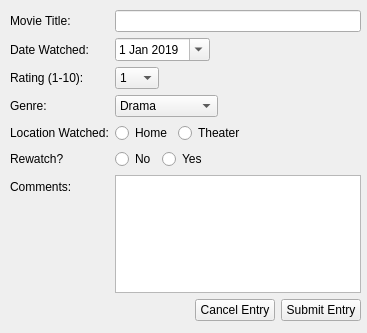
steinmns/Cinema-Stats, file UI Files/EditMovieForm.ui: the form before one commit.
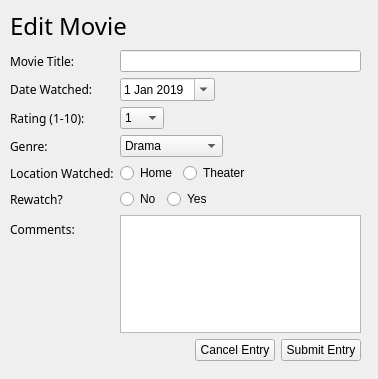
The form after the commit.

Diff of the .ui file:
```diff
--- a/UI Files/EditMovieForm.ui
+++ b/UI Files/EditMovieForm.ui
@@ -6,8 +6,8 @@
    <rect>
     <x>0</x>
     <y>0</y>
-    <width>367</width>
-    <height>333</height>
+    <width>378</width>
+    <height>379</height>
    </rect>
   </property>
   <property name="minimumSize">
@@ -23,7 +23,7 @@
    <property name="geometry">
     <rect>
      <x>10</x>
-     <y>10</y>
+     <y>50</y>
      <width>351</width>
      <height>311</height>
     </rect>
@@ -31,6 +31,11 @@
    <layout class="QFormLayout" name="formLayout">
     <item row="0" column="0">
      <widget class="QLabel" name="MovieTitleLabel">
+      <property name="font">
+       <font>
+        <family>Montserrat</family>
+       </font>
+      </property>
       <property name="text">
        <string>Movie Title:</string>
       </property>
@@ -45,6 +50,11 @@
     </item>
     <item row="1" column="0">
      <widget class="QLabel" name="DateWatchedLabel">
+      <property name="font">
+       <font>
+        <family>Montserrat</family>
+       </font>
+      </property>
       <property name="text">
        <string>Date Watched:</string>
       </property>
@@ -106,6 +116,11 @@
     </item>
     <item row="2" column="0">
      <widget class="QLabel" name="MovieRatingLabel">
+      <property name="font">
+       <font>
+        <family>Montserrat</family>
+       </font>
+      </property>
       <property name="text">
        <string>Rating (1-10):</string>
       </property>
@@ -187,6 +202,11 @@
     </item>
     <item row="3" column="0">
      <widget class="QLabel" name="MovieGenreLabel">
+      <property name="font">
+       <font>
+        <family>Montserrat</family>
+       </font>
+      </property>
       <property name="text">
        <string>Genre:</string>
       </property>
@@ -295,6 +315,11 @@
     </item>
     <item row="4" column="0">
      <widget class="QLabel" name="MovieLocationLabel">
+      <property name="font">
+       <font>
+        <family>Montserrat</family>
+       </font>
+      </property>
       <property name="text">
        <string>Location Watched:</string>
       </property>
@@ -333,6 +358,11 @@
     </item>
     <item row="5" column="0">
      <widget class="QLabel" name="MovieRewatchLabel">
+      <property name="font">
+       <font>
+        <family>Montserrat</family>
+       </font>
+      </property>
       <property name="text">
        <string>Rewatch?</string>
       </property>
@@ -371,6 +401,11 @@
     </item>
     <item row="6" column="0">
      <widget class="QLabel" name="MovieCommentsLabel">
+      <property name="font">
+       <font>
+        <family>Montserrat</family>
+       </font>
+      </property>
       <property name="text">
        <string>Comments:</string>
       </property>
@@ -425,6 +460,27 @@
     </item>
    </layout>
   </widget>
+  <widget class="QLabel" name="EditMovieTitleLabel">
+   <property name="geometry">
+    <rect>
+     <x>10</x>
+     <y>10</y>
+     <width>191</width>
+     <height>31</height>
+    </rect>
+   </property>
+   <property name="font">
+    <font>
+     <family>Rubik Black</family>
+     <pointsize>18</pointsize>
+     <weight>50</weight>
+     <bold>false</bold>
+    </font>
+   </property>
+   <property name="text">
+    <string>Edit Movie</string>
+   </property>
+  </widget>
  </widget>
  <resources/>
  <connections/>
```
